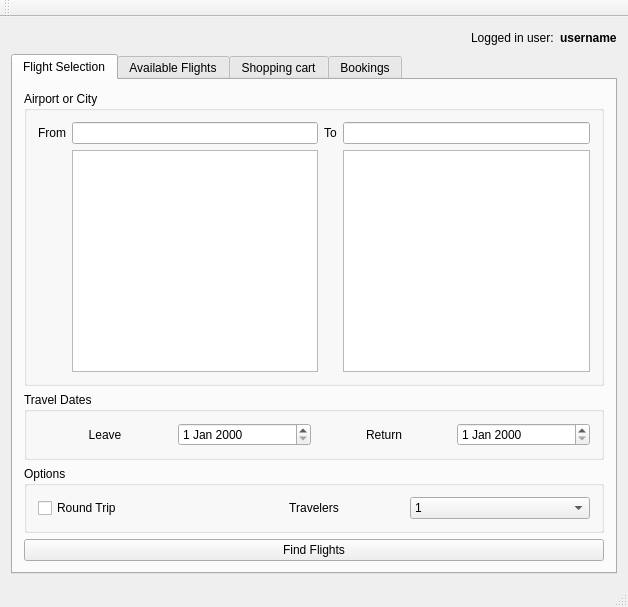
Qt form TravelAppSample/mainwindow.ui (dmaier-couchbase/cb-workshop-cpp) before a commit.
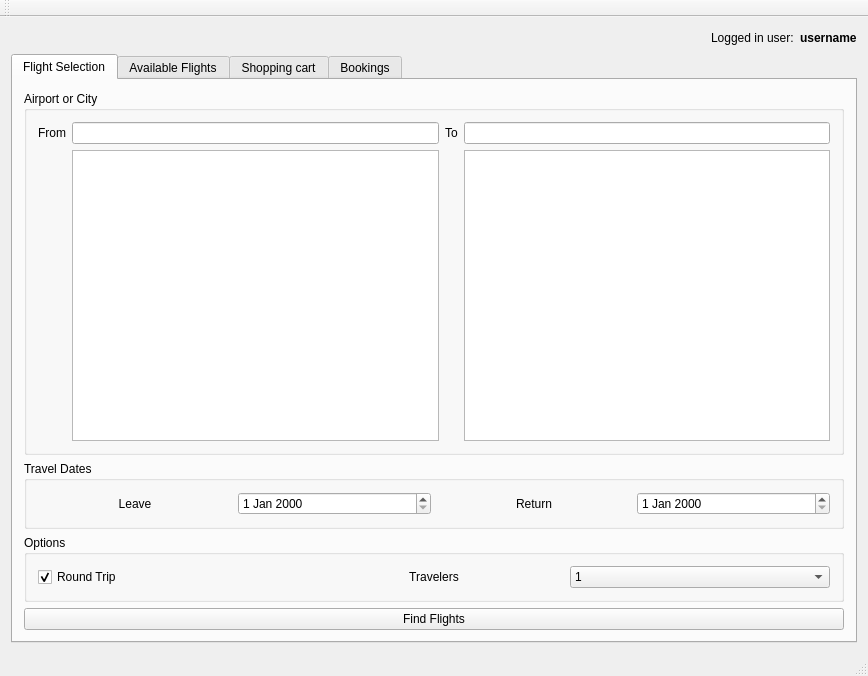
The same form after that commit. The open tabs and pages were chosen to show the change.

```diff
--- a/TravelAppSample/mainwindow.ui
+++ b/TravelAppSample/mainwindow.ui
@@ -6,8 +6,8 @@
    <rect>
     <x>0</x>
     <y>0</y>
-    <width>628</width>
-    <height>607</height>
+    <width>868</width>
+    <height>676</height>
    </rect>
   </property>
   <property name="sizePolicy">
@@ -155,6 +155,9 @@
              <property name="text">
               <string>Round Trip</string>
              </property>
+             <property name="checked">
+              <bool>true</bool>
+             </property>
             </widget>
            </item>
            <item row="0" column="1">
```
Left out of the diff: 13 changed lines with no effect on the pictures.
